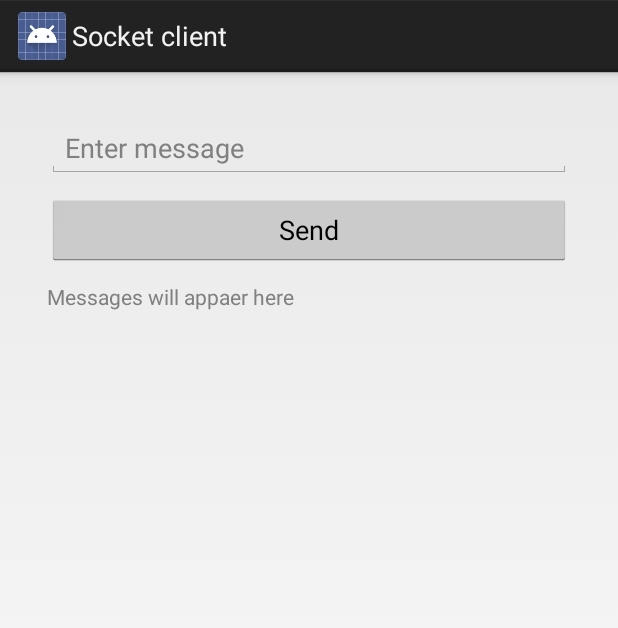
After one commit to Cooler044/socketclient, an Android app: the ConnectionActivity screen opened directly, with no data from a screen before it, on a phone screen of 412 x 824 dp. The commit adds this screen. Shown: the top 628 px of the screen. Run offline under Robolectric (Android 15) with nearby library versions, the phone set to English and light mode, and no system bars.

Commit message:
ConnectionActivity added, some brief code of socketClient, needs reworking

```diff
--- a/app/src/main/AndroidManifest.xml
+++ b/app/src/main/AndroidManifest.xml
@@ -15,6 +15,12 @@
                 <category android:name="android.intent.category.LAUNCHER" />
             </intent-filter>
         </activity>
+        <activity android:name=".ConnectionActivity" />
+
+        <service
+            android:name=".ConnectionService"
+            android:enabled="true"
+            android:exported="false"></service>
     </application>
 
 </manifest>
--- /dev/null
+++ b/app/src/main/java/example/socketclient/ConnectionActivity.java
@@ -0,0 +1,19 @@
+package example.socketclient;
+
+import android.app.Activity;
+import android.content.Intent;
+import android.os.Bundle;
+
+public class ConnectionActivity extends Activity {
+
+    @Override
+    protected void onCreate(Bundle savedInstanceState) {
+        super.onCreate(savedInstanceState);
+        setContentView(R.layout.activity_connection);
+
+        Intent intent = getIntent();
+        String address = intent.getStringExtra(LoginActivity.EXTRA_ADDRESS);
+        String port = intent.getStringExtra(LoginActivity.EXTRA_PORT);
+
+    }
+}
--- /dev/null
+++ b/app/src/main/res/layout/activity_connection.xml
@@ -0,0 +1,44 @@
+<?xml version="1.0" encoding="utf-8"?>
+<RelativeLayout xmlns:android="http://schemas.android.com/apk/res/android"
+    xmlns:tools="http://schemas.android.com/tools"
+    android:id="@+id/activity_connection"
+    android:layout_width="match_parent"
+    android:layout_height="match_parent"
+    android:paddingBottom="@dimen/activity_vertical_margin"
+    android:paddingLeft="@dimen/activity_horizontal_margin"
+    android:paddingRight="@dimen/activity_horizontal_margin"
+    android:paddingTop="@dimen/activity_vertical_margin"
+    tools:context="example.socketclient.ConnectionActivity">
+
+    <LinearLayout
+        android:orientation="vertical"
+        android:layout_width="match_parent"
+        android:layout_height="match_parent"
+        android:layout_centerHorizontal="true"
+        android:layout_alignParentTop="true"
+        android:padding="10dp">
+
+        <EditText
+            android:layout_width="match_parent"
+            android:layout_height="wrap_content"
+            android:inputType="textPersonName"
+            android:ems="10"
+            android:id="@+id/messageEditText"
+            android:hint="Enter message"
+            android:layout_margin="5dp" />
+
+        <Button
+            android:text="Send"
+            android:layout_width="match_parent"
+            android:layout_height="wrap_content"
+            android:id="@+id/SendButton"
+            android:layout_margin="5dp" />
+
+        <TextView
+            android:layout_width="match_parent"
+            android:layout_height="match_parent"
+            android:id="@+id/MessagesTextView"
+            android:layout_margin="5dp"
+            android:hint="Messages will appaer here" />
+    </LinearLayout>
+</RelativeLayout>
--- a/app/src/main/res/layout/activity_login.xml
+++ b/app/src/main/res/layout/activity_login.xml
@@ -51,14 +51,16 @@
                 android:layout_width="match_parent"
                 android:layout_height="wrap_content"
                 android:id="@+id/clearButton"
-                android:layout_weight="1" />
+                android:layout_weight="1"
+                android:onClick="ClearFields"/>
 
             <Button
                 android:text="Connect"
                 android:layout_width="match_parent"
                 android:layout_height="wrap_content"
                 android:id="@+id/connectButton"
-                android:layout_weight="1" />
+                android:layout_weight="1"
+                android:onClick="Connect"/>
 
         </LinearLayout>
     </LinearLayout>
```
Also changed, not shown: app/src/main/java/example/socketclient/ConnectionService.java (added, +199 -0 lines), app/src/main/java/example/socketclient/LoginActivity.java (+20 -15 lines).
